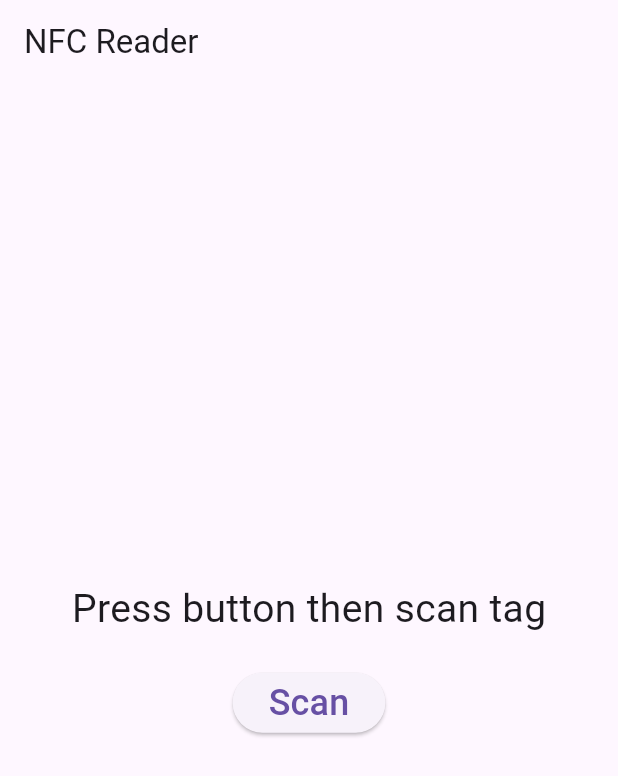
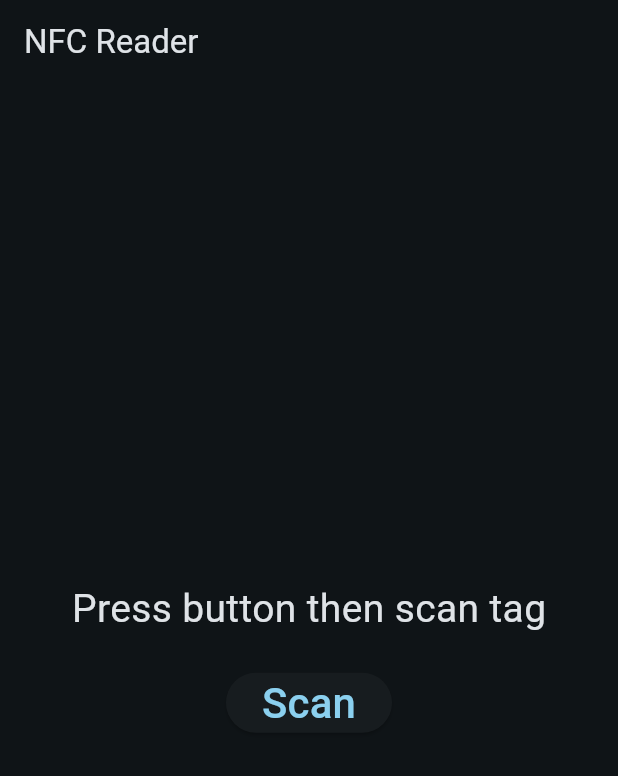
Before and after one commit to danielp1218/YRHacks2025, a Flutter app: the screen it shows after launch, on a phone screen of 412 x 824 dp. Shown: the top 776 px of the screen. Run offline on Flutter 3.47's test engine with Material 3 defaults, Android fonts, the light colour scheme and no system bars; missing offline and left inert: nfc_manager.

Commit message:
make scanner app dark theme

```diff
--- a/scanner/lib/main.dart
+++ b/scanner/lib/main.dart
@@ -11,8 +11,12 @@ class App extends StatelessWidget {
 
   @override
   Widget build(BuildContext context) {
-    return const MaterialApp(
-      home: NFCScanner()
+    return MaterialApp(
+      title: 'NFC Scanner',
+      theme: ThemeData(
+        colorScheme: ColorScheme.fromSeed(seedColor: Colors.blueGrey, brightness: Brightness.dark),
+      ),
+      home: const NFCScanner(),
     );
   }
 }
@@ -25,7 +29,6 @@ class NFCScanner extends StatefulWidget {
 }
 
 class NFCScannerState extends State<NFCScanner> {
-
   String data = "Press button then scan tag";
 
   Future<void> startNFC() async {
@@ -78,12 +81,11 @@ class NFCScannerState extends State<NFCScanner> {
             SizedBox(height: 20),
             ElevatedButton(
               onPressed: startNFC,
-              child: Text("Scan", style: TextStyle(fontSize: 24)),
+              child: Text("Scan", style: TextStyle(fontSize: 28)),
             ),
           ],
         ),
       ),
     );
   }
-
 }
```
